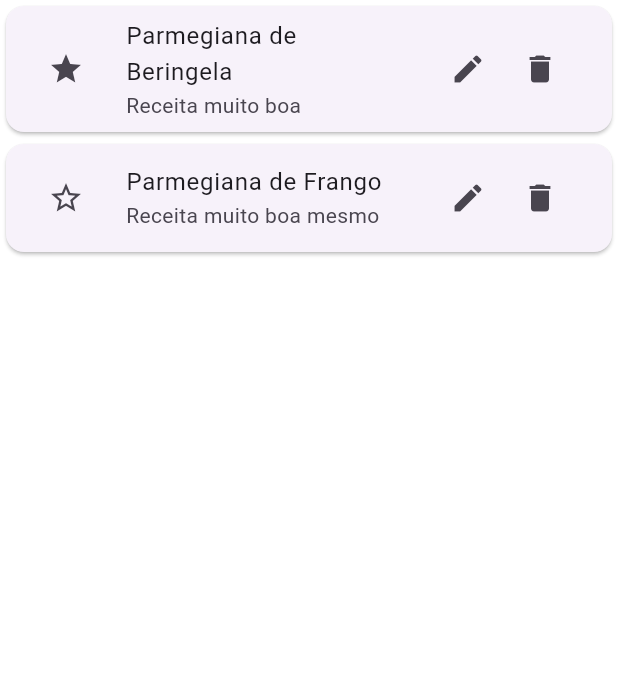
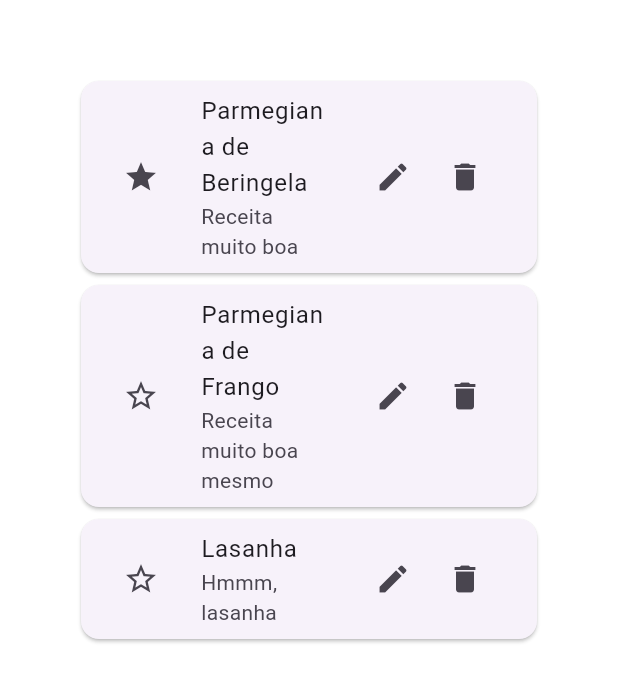
Before and after one commit to victorcassao/programacao-mobile-8A, a Flutter app: the screen it shows after launch, on a phone screen of 412 x 824 dp. Shown: the top 682 px of the screen. Run offline on Flutter 3.47's test engine with Material 3 defaults, Android fonts, the phone set to English and light mode, and no system bars.

Commit message:
aula_20250827

```diff
--- a/lib/main.dart
+++ b/lib/main.dart
@@ -1,4 +1,5 @@
 import 'package:flutter/material.dart';
+import 'package:programacao_mobile_8A/pages/lista_receitas/pagina_lista_receitas.dart';
 
 void main() {
   runApp(const MyApp());
@@ -10,10 +11,7 @@ class MyApp extends StatelessWidget {
   // This widget is the root of your application.
   @override
   Widget build(BuildContext context) {
-    return MaterialApp(
-      title: 'Flutter Demo',
-      home: HomePage(),
-    );
+    return MaterialApp(title: 'Flutter Demo', home: HomePage());
   }
 }
 
@@ -22,62 +20,23 @@ class HomePage extends StatelessWidget {
 
   @override
   Widget build(BuildContext context) {
-    return const Column(
-      children: [
-        ItemListaReceita(
-          titulo: "Parmegiana de Beringela",
-          descricao: "Receita muito boa",
-          estaFavoritada: true,
-        ),
-        ItemListaReceita(
-          titulo: "Parmegiana de Frango",
-          descricao: "Receita muito boa mesmo",
-          estaFavoritada: false,
-        )
-      ],
-    );
+    List<Map<String, dynamic>> minhasReceitas = [
+      {
+        "titulo": "Parmegiana de Beringela",
+        "descricao": "Receita muito boa",
+        "estaFavoritada": true,
+      },
+      {
+        "titulo": "Parmegiana de Frango",
+        "descricao": "Receita muito boa mesmo",
+        "estaFavoritada": false,
+      },
+      {
+        "titulo": "Lasanha",
+        "descricao": "Hmmm, lasanha",
+        "estaFavoritada": false,
+      },
+    ];
+    return PaginaListaReceitas(dadosReceitas: minhasReceitas);
   }
 }
-
-class ItemListaReceita extends StatelessWidget {
-
-  final String titulo;
-  final String descricao;
-  final bool estaFavoritada;
-
-  const ItemListaReceita(
-    {
-      required this.titulo,
-      required this.descricao,
-      required this.estaFavoritada,
-      super.key
-    }
-  );
-
-  @override
-  Widget build(BuildContext context) {
-    return Card(
-      child: ListTile(
-        leading: IconButton(
-          icon: estaFavoritada ? Icon(Icons.star) : Icon(Icons.star_border),
-          onPressed: () => {},
-        ),
-        title: Text(titulo),
-        subtitle: Text(descricao),
-        trailing: Row(
-          mainAxisSize: MainAxisSize.min,
-          children: [
-            IconButton(
-              icon: Icon(Icons.edit),
-              onPressed: () => {},
-            ),
-            IconButton(
-              icon: Icon(Icons.delete),
-              onPressed: () => {},
-            ),
-          ],
-        ),
-      ),
-    );
-  }
-}
--- /dev/null
+++ b/lib/pages/lista_receitas/pagina_lista_receitas.dart
@@ -0,0 +1,49 @@
+import 'package:flutter/material.dart';
+import 'package:programacao_mobile_8A/pages/lista_receitas/widgets/item_lista_receitas_widget.dart';
+
+class PaginaListaReceitas extends StatelessWidget {
+  final List<Map<String, dynamic>> dadosReceitas;
+
+  const PaginaListaReceitas({required this.dadosReceitas, super.key});
+
+  @override
+  Widget build(BuildContext context) {
+    // List<Widget> itensListaReceitas = [];
+    // for (var item in dadosReceitas) {
+    //   ItemListaReceita novaReceita = ItemListaReceita(
+    //     titulo: item['titulo'],
+    //     descricao: item['descricao'],
+    //     estaFavoritada: item['estaFavoritada'],
+    //   );
+    //   itensListaReceitas.add(novaReceita);
+    // }
+
+    // List<Widget> itensListaReceitas = dadosReceitas
+    //     .map(
+    //       (e) => ItemListaReceita(
+    //         titulo: e['titulo'],
+    //         descricao: e['descricao'],
+    //         estaFavoritada: e['estaFavoritada'],
+    //       ),
+    //     )
+    //     .toList();
+
+    // return Column(children: itensListaReceitas);
+    // return ListView(
+    //   padding: EdgeInsets.fromLTRB(50, 100, 5, 10),
+    //   children: itensListaReceitas,
+    // );
+    return ListView.builder(
+      padding: EdgeInsets.all(50),
+      itemCount: dadosReceitas.length,
+      itemBuilder: (context, index) {
+        var item = dadosReceitas[index];
+        return ItemListaReceita(
+          titulo: item['titulo'],
+          descricao: item['descricao'],
+          estaFavoritada: item['estaFavoritada'],
+        );
+      },
+    );
+  }
+}
--- /dev/null
+++ b/lib/pages/lista_receitas/widgets/item_lista_receitas_widget.dart
@@ -0,0 +1,37 @@
+import 'package:flutter/material.dart';
+
+class ItemListaReceita extends StatelessWidget {
+  final String titulo;
+  final String descricao;
+  final bool estaFavoritada;
+
+  const ItemListaReceita({
+    required this.titulo,
+    required this.descricao,
+    required this.estaFavoritada,
+    super.key,
+  });
+
+  @override
+  Widget build(BuildContext context) {
+    return Card(
+      child: ListTile(
+        leading: IconButton(
+          icon: estaFavoritada ? Icon(Icons.star) : Icon(Icons.star_border),
+          onPressed: () {
+            print("Favoritando a receita $titulo");
+          },
+        ),
+        title: Text(titulo),
+        subtitle: Text(descricao),
+        trailing: Row(
+          mainAxisSize: MainAxisSize.min,
+          children: [
+            IconButton(icon: Icon(Icons.edit), onPressed: () => {}),
+            IconButton(icon: Icon(Icons.delete), onPressed: () => {}),
+          ],
+        ),
+      ),
+    );
+  }
+}
```
